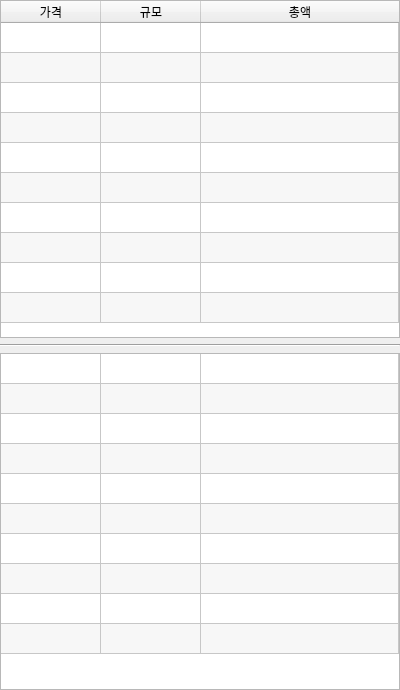
Qt form orderbook.ui (SKYooon1/Cryptocurrency-HTS) before a commit.
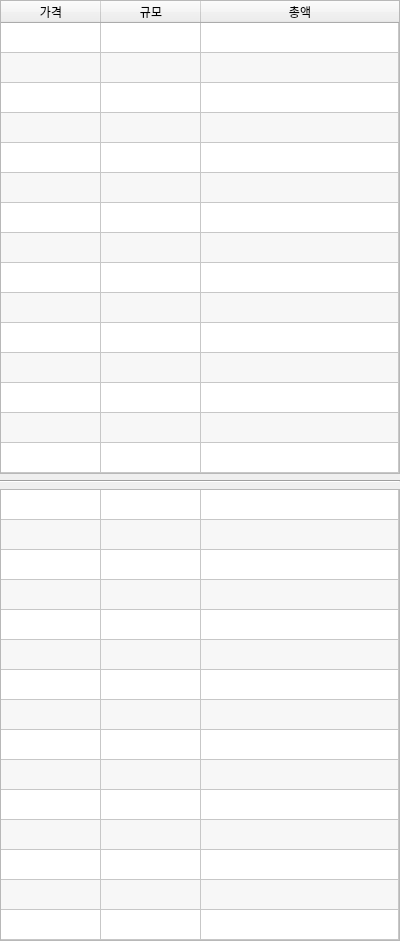
The same form after that commit.

Patch:
```diff
--- a/orderbook.ui
+++ b/orderbook.ui
@@ -7,7 +7,7 @@
     <x>0</x>
     <y>0</y>
     <width>400</width>
-    <height>690</height>
+    <height>941</height>
    </rect>
   </property>
   <property name="windowTitle">
@@ -37,9 +37,20 @@
      <property name="minimumSize">
       <size>
        <width>400</width>
-       <height>0</height>
+       <height>10</height>
       </size>
      </property>
+     <property name="font">
+      <font>
+       <pointsize>9</pointsize>
+      </font>
+     </property>
+     <property name="frameShadow">
+      <enum>QFrame::Sunken</enum>
+     </property>
+     <property name="lineWidth">
+      <number>1</number>
+     </property>
      <property name="verticalScrollBarPolicy">
       <enum>Qt::ScrollBarAlwaysOff</enum>
      </property>
@@ -67,8 +78,14 @@
      <property name="alternatingRowColors">
       <bool>true</bool>
      </property>
+     <property name="showGrid">
+      <bool>true</bool>
+     </property>
+     <property name="wordWrap">
+      <bool>true</bool>
+     </property>
      <property name="rowCount">
-      <number>10</number>
+      <number>15</number>
      </property>
      <property name="columnCount">
       <number>3</number>
@@ -92,6 +109,11 @@
      <row/>
      <row/>
      <row/>
+     <row/>
+     <row/>
+     <row/>
+     <row/>
+     <row/>
      <column>
       <property name="text">
        <string>가격</string>
@@ -127,9 +149,20 @@
      <property name="minimumSize">
       <size>
        <width>400</width>
-       <height>0</height>
+       <height>10</height>
       </size>
      </property>
+     <property name="font">
+      <font>
+       <pointsize>9</pointsize>
+      </font>
+     </property>
+     <property name="frameShadow">
+      <enum>QFrame::Sunken</enum>
+     </property>
+     <property name="lineWidth">
+      <number>1</number>
+     </property>
      <property name="verticalScrollBarPolicy">
       <enum>Qt::ScrollBarAlwaysOff</enum>
      </property>
@@ -157,8 +190,14 @@
      <property name="alternatingRowColors">
       <bool>true</bool>
      </property>
+     <property name="showGrid">
+      <bool>true</bool>
+     </property>
+     <property name="wordWrap">
+      <bool>true</bool>
+     </property>
      <property name="rowCount">
-      <number>10</number>
+      <number>15</number>
      </property>
      <property name="columnCount">
       <number>3</number>
@@ -182,6 +221,11 @@
      <row/>
      <row/>
      <row/>
+     <row/>
+     <row/>
+     <row/>
+     <row/>
+     <row/>
      <column/>
      <column/>
      <column/>
```
